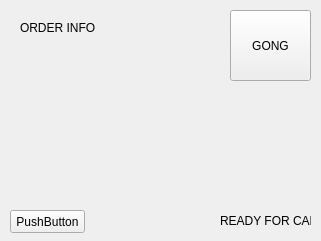
Before: the Qt Designer form GUI/FormMain.ui in slader1/CRAB, drawn with Qt 5.
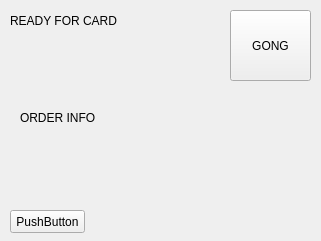
After: the same form once the commit is applied.

```diff
--- a/GUI/FormMain.ui
+++ b/GUI/FormMain.ui
@@ -29,9 +29,9 @@
   <widget class="QLabel" name="labelReadyForCard">
    <property name="geometry">
     <rect>
-     <x>220</x>
-     <y>210</y>
-     <width>91</width>
+     <x>10</x>
+     <y>10</y>
+     <width>141</width>
      <height>21</height>
     </rect>
    </property>
@@ -43,7 +43,7 @@
    <property name="geometry">
     <rect>
      <x>20</x>
-     <y>20</y>
+     <y>110</y>
      <width>81</width>
      <height>16</height>
     </rect>
```
